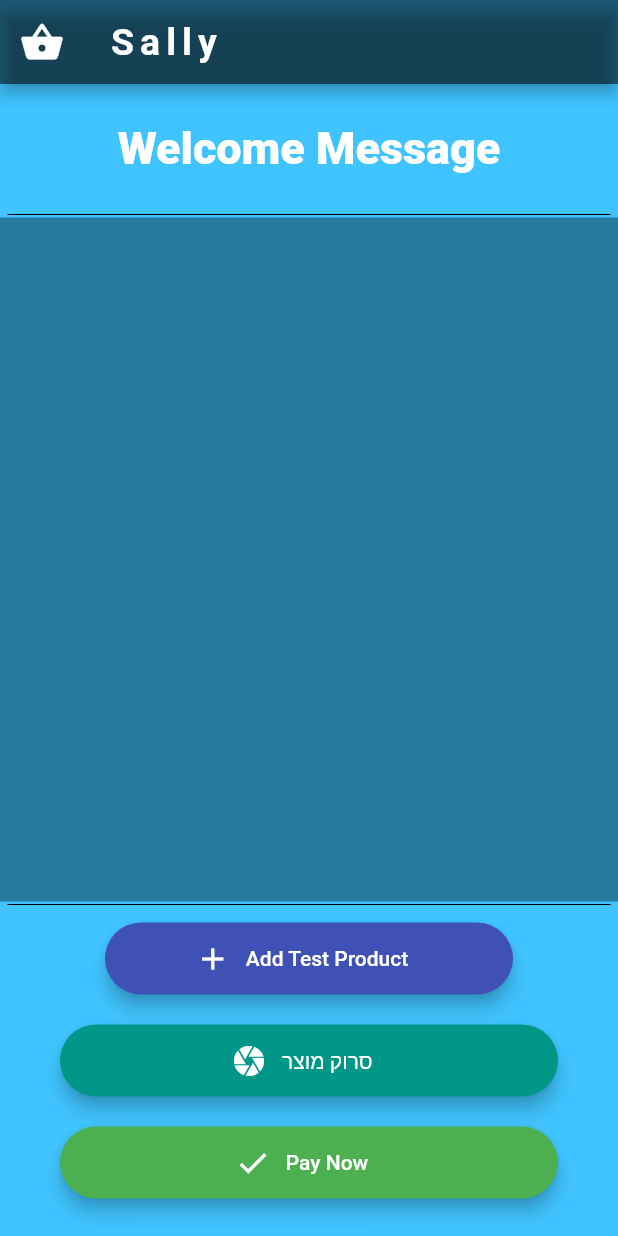
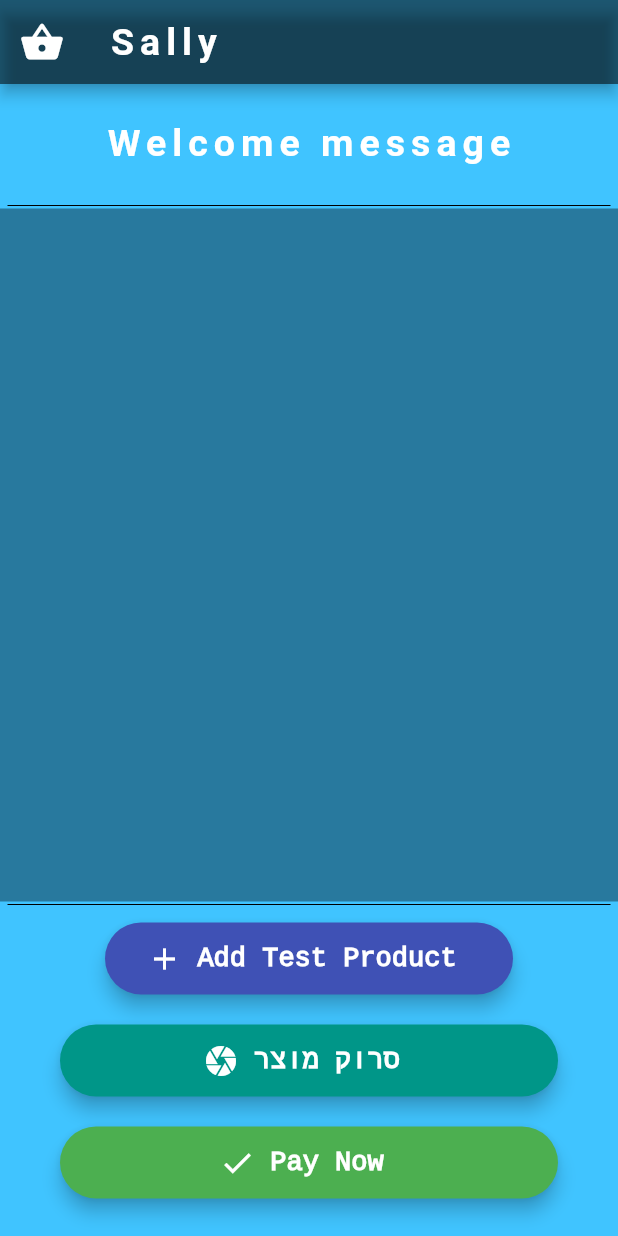
Before and after one commit to AZilberblat/Sally-Smart-Grocery, a Flutter app: the screen it shows after launch, on a phone screen of 412 x 824 dp. Run offline on Flutter 3.47's test engine with Material 2 defaults, Android fonts, the light colour scheme and no system bars; our stand-ins replace audioplayers; missing offline and left inert: flutter_barcode_scanner.

Commit message:
Refactoring
- Constants for texts
- extracting list creator method

```diff
--- a/lib/screens/welcome_screen.dart
+++ b/lib/screens/welcome_screen.dart
@@ -30,8 +30,6 @@ class _WelcomeScreenState extends State<WelcomeScreen> {
     String barcodeScanRes;
     // Platform messages may fail, so we use a try/catch PlatformException.
     try {
-      barcodeSound.play('barcode_sound.mp3');
-
       barcodeScanRes =
           await FlutterBarcodeScanner.scanBarcode("#ff6666", "Cancel", true);
     } on PlatformException {
@@ -47,17 +45,6 @@ class _WelcomeScreenState extends State<WelcomeScreen> {
       _scanBarcode = barcodeScanRes;
     });
   }
-
-//  List createListView() {
-//    for (var product in shoppingList) {
-//      shoppingList.add(ProductCard(
-//        productName: productName,
-//        productPrice: productPrice,
-//        productIcon: productIcon,
-//        id: shoppingList.length,
-//      ));
-//    }
-//  }
 
   @override
   Widget build(BuildContext context) {
@@ -83,63 +70,14 @@ class _WelcomeScreenState extends State<WelcomeScreen> {
                   padding: EdgeInsets.symmetric(vertical: 25.0),
                   child: Container(
                     child: Text(
-                      'Welcome Message',
-                      style: TextStyle(
-                          fontSize: 30.0, fontWeight: FontWeight.w900),
+                      'Welcome message',
+                      style: kHeaderTextStyle,
                     ),
                   ),
                 ),
-                Divider(
-                  height: 4,
-                  indent: 5,
-                  endIndent: 5,
-                  color: Colors.black,
-                ),
-                Expanded(
-                    child: Container(
-                  color: Colors.black38,
-                  child: ListView.builder(
-                    reverse: true,
-                    itemCount: shoppingList.length,
-                    itemBuilder: (context, index) {
-                      ProductCard item = shoppingList[index];
-                      return Dismissible(
-                          key: Key(item.id),
-                          direction: DismissDirection.startToEnd,
-                          onDismissed: (direction) {
-                            setState(() {
-                              shoppingList.removeAt(index);
-                            });
-                          },
-                          background: Container(
-                            child: Icon(
-                              Icons.restore_from_trash,
-                              size: 40,
-                            ),
-                            margin: EdgeInsets.symmetric(vertical: 5),
-                            decoration: BoxDecoration(
-                                gradient: LinearGradient(
-                              colors: [
-                                Colors.deepPurple[200],
-                                Colors.deepPurple[300],
-                                Colors.deepPurple[400],
-                                Colors.deepPurple[600],
-                              ],
-                              stops: [0.1, 0.3, 0.6, 0.9],
-                            )),
-                          ),
-                          child:
-                              item //ListTile(title: Text('${item.productName}.')),
-                          );
-                    },
-                  ),
-                )),
-                Divider(
-                  height: 4,
-                  indent: 5,
-                  endIndent: 5,
-                  color: Colors.black,
-                ),
+                DividerSally(),
+                shoppingListBuilder(),
+                DividerSally(),
                 Container(
                   child: Center(
                     child: Padding(
@@ -219,4 +157,45 @@ class _WelcomeScreenState extends State<WelcomeScreen> {
           ),
         ));
   }
+
+  Expanded shoppingListBuilder() {
+    return Expanded(
+        child: Container(
+      color: Colors.black38,
+      child: ListView.builder(
+        reverse: true,
+        itemCount: shoppingList.length,
+        itemBuilder: (context, index) {
+          ProductCard item = shoppingList[index];
+          return Dismissible(
+              key: Key(item.id),
+              direction: DismissDirection.startToEnd,
+              onDismissed: (direction) {
+                setState(() {
+                  shoppingList.removeAt(index);
+                });
+              },
+              background: Container(
+                child: Icon(
+                  Icons.restore_from_trash,
+                  size: 40,
+                ),
+                margin: EdgeInsets.symmetric(vertical: 5),
+                decoration: BoxDecoration(
+                    gradient: LinearGradient(
+                  colors: [
+                    Colors.deepPurple[200],
+                    Colors.deepPurple[300],
+                    Colors.deepPurple[400],
+                    Colors.deepPurple[600],
+                  ],
+                  stops: [0.1, 0.3, 0.6, 0.9],
+                )),
+              ),
+              child: item //ListTile(title: Text('${item.productName}.')),
+              );
+        },
+      ),
+    ));
+  }
 }
--- a/lib/utilities/constants.dart
+++ b/lib/utilities/constants.dart
@@ -1,4 +1,22 @@
 import 'package:flutter/material.dart';
+
+class DividerSally extends StatelessWidget {
+  @override
+  Widget build(BuildContext context) {
+    return Divider(
+      height: 4,
+      indent: 5,
+      endIndent: 5,
+      color: Colors.black,
+    );
+  }
+}
+
+const kAppBarMessagesTextStyle = TextStyle(
+  fontSize: 30.0,
+  fontWeight: FontWeight.w900,
+  fontFamily: 'SecularOne',
+);
 
 const kHeaderTextStyle =
     TextStyle(fontWeight: FontWeight.bold, letterSpacing: 4, fontSize: 25);
--- a/lib/utilities/scan_button_const.dart
+++ b/lib/utilities/scan_button_const.dart
@@ -31,7 +31,11 @@ class ScanMainButton extends StatelessWidget {
                 padding: EdgeInsets.symmetric(horizontal: 10),
                 child: Text(
                   buttonText,
-                  style: TextStyle(color: Colors.white),
+                  style: TextStyle(
+                      color: Colors.white,
+                      fontFamily: 'Cousine',
+                      fontSize: 18,
+                      fontWeight: FontWeight.bold),
                 ),
               ),
             ],
```
Also changed, not shown: pubspec.yaml (+10 -13 lines), fonts/Cousine-Regular.ttf (added), fonts/SecularOne-Regular.ttf (added), lib/utilities/shoppinglist_builder.dart (added).
